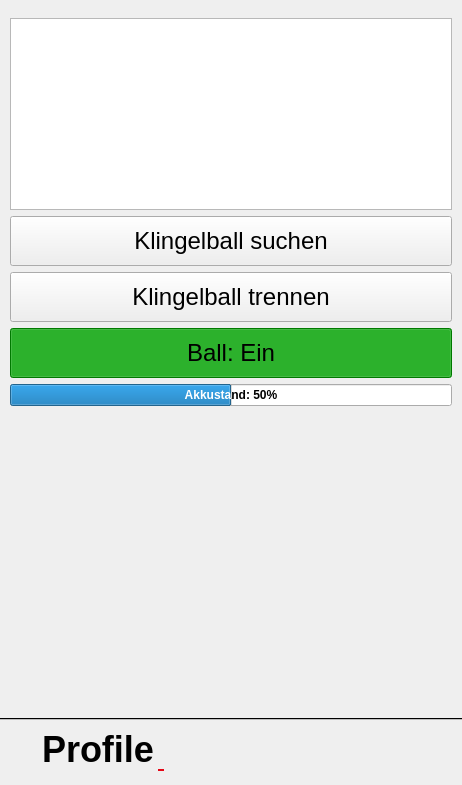
Old version of the form klingelballui.ui in the repository Sammasas/Klingelball-App.
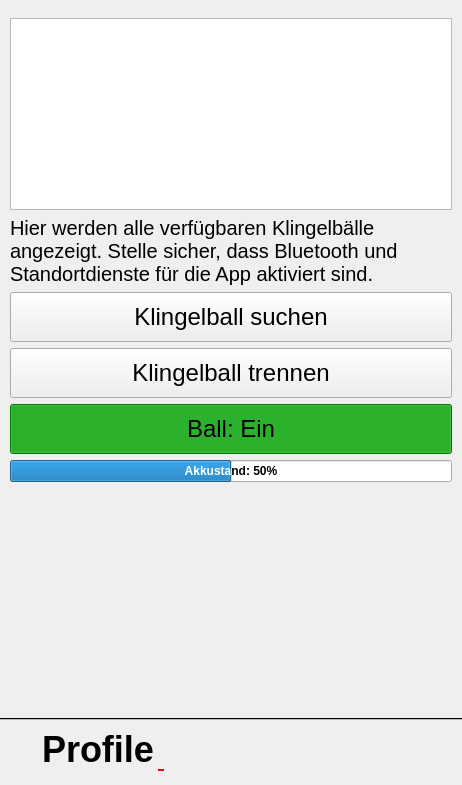
New version of the form. The open tabs and pages were chosen to show the change. Icons and pictures are not drawn.

What changed in the file:
```diff
--- a/klingelballui.ui
+++ b/klingelballui.ui
@@ -2129,6 +2129,21 @@
           </property>
          </widget>
         </item>
+        <item>
+         <widget class="QLabel" name="label">
+          <property name="font">
+           <font>
+            <pointsize>15</pointsize>
+           </font>
+          </property>
+          <property name="text">
+           <string>Hier werden alle verfügbaren Klingelbälle angezeigt. Stelle sicher, dass Bluetooth und Standortdienste für die App aktiviert sind. </string>
+          </property>
+          <property name="wordWrap">
+           <bool>true</bool>
+          </property>
+         </widget>
+        </item>
         <item>
          <widget class="QPushButton" name="searchKlingelball">
           <property name="minimumSize">
@@ -2239,6 +2254,9 @@
         </item>
         <item>
          <spacer name="verticalSpacer">
+          <property name="orientation">
+           <enum>Qt::Orientation::Vertical</enum>
+          </property>
           <property name="sizeHint" stdset="0">
            <size>
             <width>20</width>
```
Left out of the diff: 126 changed lines with no effect on the pictures.
